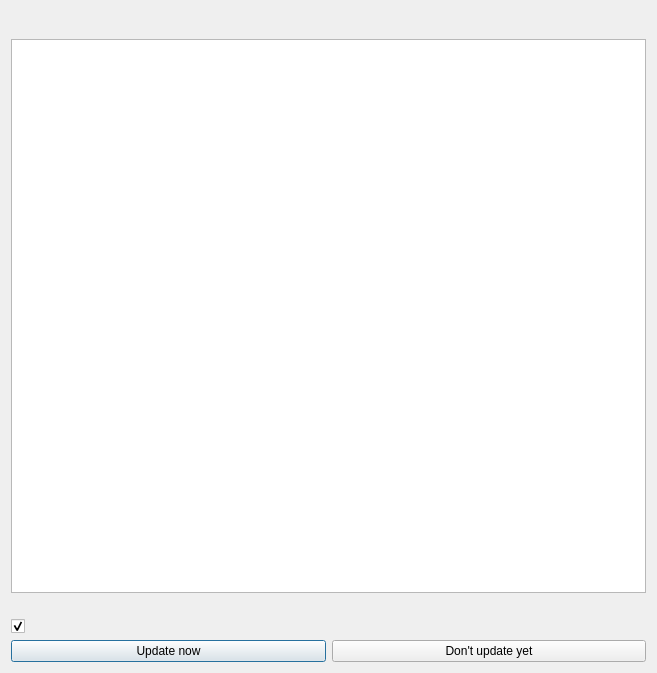
Old version of the form launcher/ui/dialogs/UpdateDialog.ui in the repository MultiMC/Launcher.
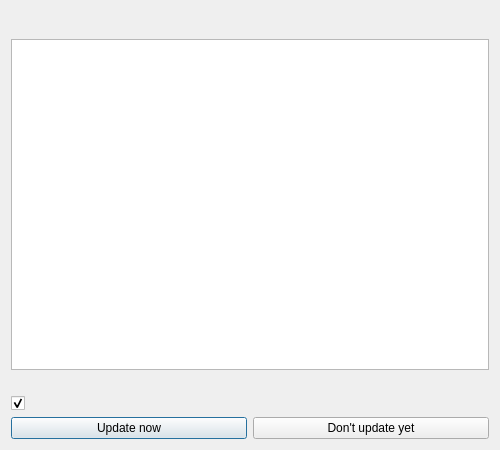
New version of the form. Icons and pictures are not drawn.

Commit message: GH-5802 No help button and a smaller default size for the update dialog

```diff
--- a/launcher/ui/dialogs/UpdateDialog.ui
+++ b/launcher/ui/dialogs/UpdateDialog.ui
@@ -6,8 +6,8 @@
    <rect>
     <x>0</x>
     <y>0</y>
-    <width>657</width>
-    <height>673</height>
+    <width>500</width>
+    <height>450</height>
    </rect>
   </property>
   <property name="windowTitle">
```
The commit also changes 1 other file.
